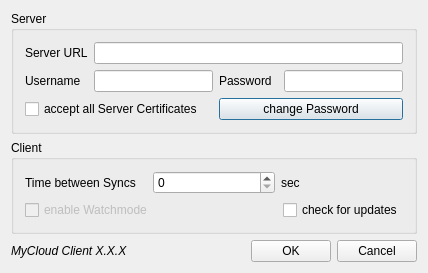
Qt form trunk/Client/src/QtClient/qtSettingsDialog.ui (psieg/MyCloud) before a commit.
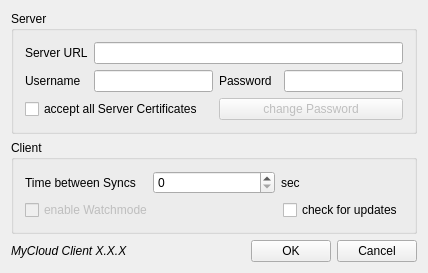
The same form after that commit. Icons and pictures are not drawn.

The edit to the form file:
```diff
--- a/trunk/Client/src/QtClient/qtSettingsDialog.ui
+++ b/trunk/Client/src/QtClient/qtSettingsDialog.ui
@@ -79,6 +79,9 @@
       </item>
       <item row="2" column="2" colspan="3">
        <widget class="QPushButton" name="passwordButton">
+        <property name="enabled">
+         <bool>false</bool>
+        </property>
         <property name="text">
          <string>change Password</string>
         </property>
```
